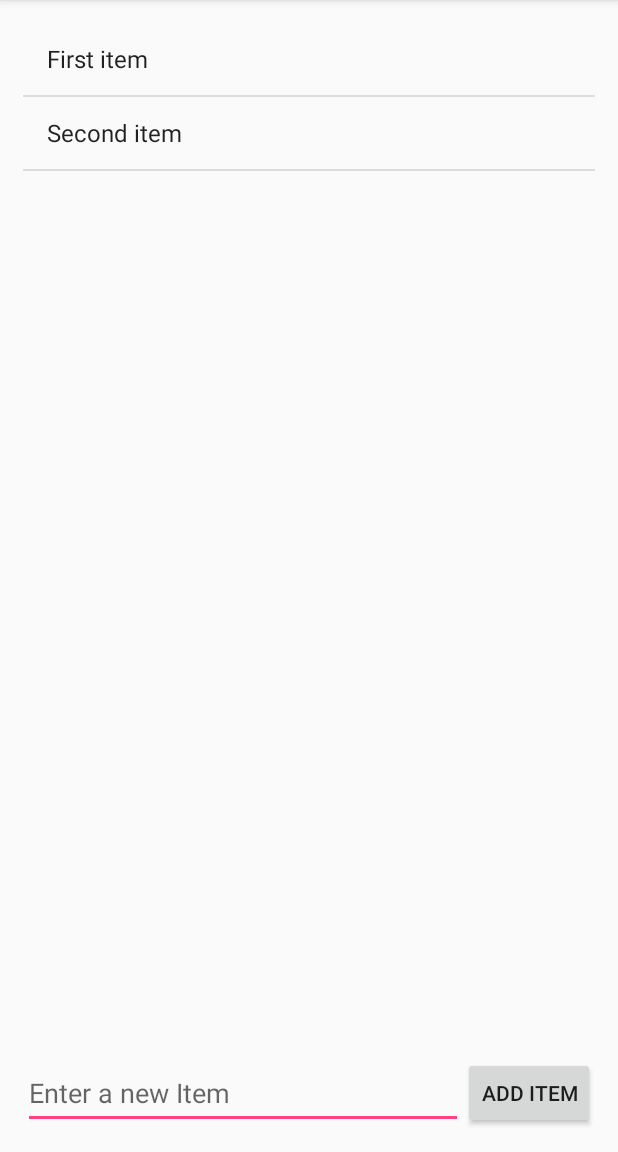
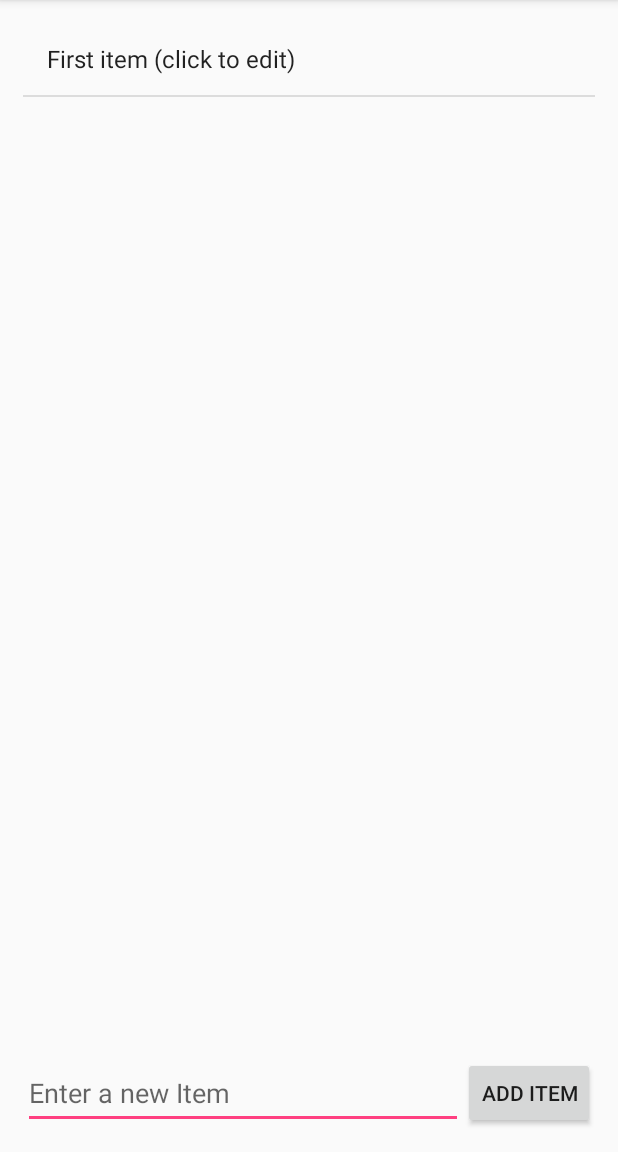
Before and after one commit to mendoukuse/SimpleTodo, an Android app: the screen it shows after launch (MainActivity), on a phone screen of 412 x 824 dp, the part 84-1236 px from its top. Run offline under Robolectric (Android 15) with nearby library versions, the phone set to English and light mode, and no system bars.

Commit message:
Change initial first item and add gif

```diff
--- a/app/src/main/java/com/codepath/simpletodo/MainActivity.java
+++ b/app/src/main/java/com/codepath/simpletodo/MainActivity.java
@@ -34,8 +34,7 @@ public class MainActivity extends AppCompatActivity {
         lvItems.setAdapter(itemsAdapter);
 
         if (items.size() == 0) {
-            items.add("First item");
-            items.add("Second item");
+            items.add("First item (click to edit)");
         }
 
         setupListViewListener();
```
Also changed, not shown: 1 other file.
